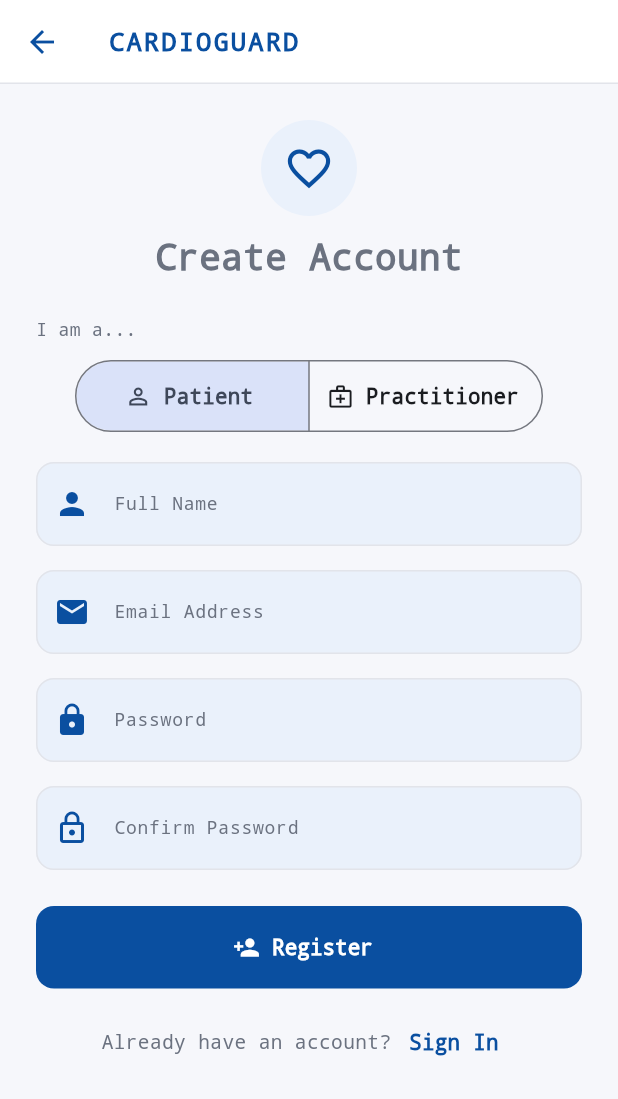
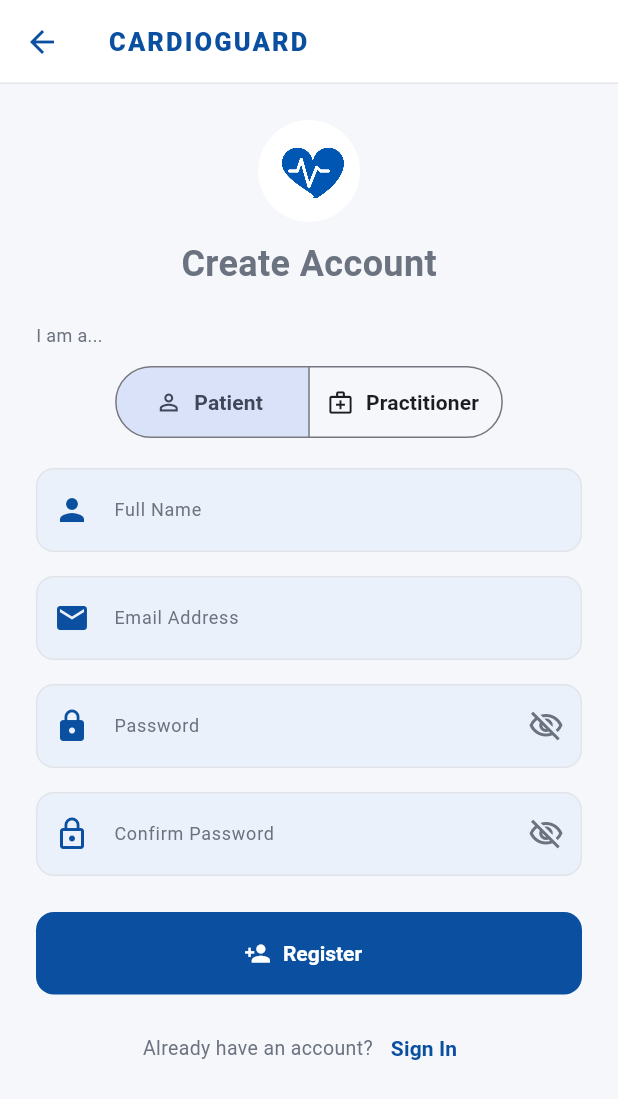
Before and after one commit to mothercoconuts93/HeartDiseasePredictionFYP, a Flutter app: the screen it shows after launch, after a tap on "Create account", on a phone screen of 412 x 824 dp. Shown: the top 1099 px of the screen. Run offline on Flutter 3.47's test engine with Material 3 defaults, Android fonts, the phone set to English and light mode, and no system bars; our stand-ins replace cloud_firestore, firebase_auth, firebase_core; accounts and stored records are empty.

Commit message:
Finalize UI, branding, prediction history, and testing updates

```diff
--- a/flutter_app/lib/screens/auth/login_screen.dart
+++ b/flutter_app/lib/screens/auth/login_screen.dart
@@ -5,6 +5,7 @@ import '../../providers/auth_provider.dart';
 import '../../widgets/custom_button.dart';
 import '../../widgets/custom_textfield.dart';
 import '../../widgets/loading_indicator.dart';
+import '../../widgets/cardio_guard_logo.dart';
 import 'forgot_password_screen.dart';
 import 'register_screen.dart';
 import '../patient/patient_home_screen.dart';
@@ -91,19 +92,7 @@ class _LoginScreenState extends State<LoginScreen> {
                               children: [
                                 const SizedBox(height: 30),
 
-                                Container(
-                                  width: 72,
-                                  height: 72,
-                                  decoration: const BoxDecoration(
-                                    color: AppTheme.lightBlue,
-                                    shape: BoxShape.circle,
-                                  ),
-                                  child: const Icon(
-                                    Icons.monitor_heart_outlined,
-                                    size: 40,
-                                    color: AppTheme.primary,
-                                  ),
-                                ),
+                                const CardioGuardLogo(size: 76),
 
                                 const SizedBox(height: 20),
 
@@ -146,10 +135,13 @@ class _LoginScreenState extends State<LoginScreen> {
                                   icon: Icons.lock,
                                   obscureText: obscurePassword,
                                   suffixIcon: IconButton(
+                                    tooltip: obscurePassword
+                                        ? 'Show password'
+                                        : 'Hide password',
                                     icon: Icon(
                                       obscurePassword
-                                          ? Icons.visibility_off
-                                          : Icons.visibility,
+                                          ? Icons.visibility_off_outlined
+                                          : Icons.visibility_outlined,
                                     ),
                                     onPressed: () {
                                       setState(() {
--- a/flutter_app/lib/screens/auth/register_screen.dart
+++ b/flutter_app/lib/screens/auth/register_screen.dart
@@ -5,6 +5,7 @@ import '../../providers/auth_provider.dart';
 import '../../widgets/custom_button.dart';
 import '../../widgets/custom_textfield.dart';
 import '../../widgets/loading_indicator.dart';
+import '../../widgets/cardio_guard_logo.dart';
 import '../patient/patient_home_screen.dart';
 import '../practitioner/practitioner_home_screen.dart';
 import '../../themes/app_theme.dart';
@@ -23,6 +24,8 @@ class _RegisterScreenState extends State<RegisterScreen> {
   final confirmPasswordController = TextEditingController();
 
   String selectedRole = 'Patient';
+  bool obscurePassword = true;
+  bool obscureConfirmPassword = true;
 
   @override
   void dispose() {
@@ -106,19 +109,7 @@ class _RegisterScreenState extends State<RegisterScreen> {
                 padding: EdgeInsets.fromLTRB(24, 24, 24, bottomInset + 40),
                 child: Column(
                   children: [
-                    Container(
-                      width: 64,
-                      height: 64,
-                      decoration: const BoxDecoration(
-                        color: AppTheme.lightBlue,
-                        shape: BoxShape.circle,
-                      ),
-                      child: const Icon(
-                        Icons.favorite_border,
-                        size: 34,
-                        color: AppTheme.primary,
-                      ),
-                    ),
+                    const CardioGuardLogo(size: 68),
                     const SizedBox(height: 10),
                     const Text(
                       'Create Account',
@@ -185,7 +176,22 @@ class _RegisterScreenState extends State<RegisterScreen> {
                       label: 'Password',
                       controller: passwordController,
                       icon: Icons.lock,
-                      obscureText: true,
+                      obscureText: obscurePassword,
+                      suffixIcon: IconButton(
+                        tooltip: obscurePassword
+                            ? 'Show password'
+                            : 'Hide password',
+                        icon: Icon(
+                          obscurePassword
+                              ? Icons.visibility_off_outlined
+                              : Icons.visibility_outlined,
+                        ),
+                        onPressed: () {
+                          setState(() {
+                            obscurePassword = !obscurePassword;
+                          });
+                        },
+                      ),
                     ),
 
                     const SizedBox(height: 16),
@@ -194,7 +200,22 @@ class _RegisterScreenState extends State<RegisterScreen> {
                       label: 'Confirm Password',
                       controller: confirmPasswordController,
                       icon: Icons.lock_outline,
-                      obscureText: true,
+                      obscureText: obscureConfirmPassword,
+                      suffixIcon: IconButton(
+                        tooltip: obscureConfirmPassword
+                            ? 'Show confirm password'
+                            : 'Hide confirm password',
+                        icon: Icon(
+                          obscureConfirmPassword
+                              ? Icons.visibility_off_outlined
+                              : Icons.visibility_outlined,
+                        ),
+                        onPressed: () {
+                          setState(() {
+                            obscureConfirmPassword = !obscureConfirmPassword;
+                          });
+                        },
+                      ),
                     ),
 
                     const SizedBox(height: 24),
--- a/flutter_app/lib/screens/patient/history_screen.dart
+++ b/flutter_app/lib/screens/patient/history_screen.dart
@@ -168,6 +168,7 @@ class _HistoryScreenState extends State<HistoryScreen> {
                                   Text(
                                     '${item.probability.toStringAsFixed(2)}%',
                                     style: TextStyle(
+                                      fontFamily: 'monospace',
                                       color: color,
                                       fontWeight: FontWeight.bold,
                                       fontSize: 18,
--- a/flutter_app/lib/screens/patient/prediction_detail_screen.dart
+++ b/flutter_app/lib/screens/patient/prediction_detail_screen.dart
@@ -60,6 +60,7 @@ class PredictionDetailScreen extends StatelessWidget {
                       Text(
                         '${prediction.probability.toStringAsFixed(2)}%',
                         style: TextStyle(
+                          fontFamily: 'monospace',
                           color: _riskColor,
                           fontSize: 24,
                           fontWeight: FontWeight.w800,
@@ -114,7 +115,11 @@ class PredictionDetailScreen extends StatelessWidget {
           const SizedBox(height: 18),
           SelectableText(
             'Reference: ${prediction.predictionId}',
-            style: const TextStyle(fontSize: 10, color: AppTheme.textSecondary),
+            style: const TextStyle(
+              fontFamily: 'monospace',
+              fontSize: 10,
+              color: AppTheme.textSecondary,
+            ),
           ),
         ],
       ),
--- a/flutter_app/lib/screens/patient/result_screen.dart
+++ b/flutter_app/lib/screens/patient/result_screen.dart
@@ -86,6 +86,7 @@ class ResultScreen extends StatelessWidget {
                     Text(
                       '${probability.toStringAsFixed(2)}%',
                       style: const TextStyle(
+                        fontFamily: 'monospace',
                         fontSize: 36,
                         fontWeight: FontWeight.bold,
                       ),
--- a/flutter_app/lib/screens/practitioner/practitioner_history_screen.dart
+++ b/flutter_app/lib/screens/practitioner/practitioner_history_screen.dart
@@ -139,6 +139,7 @@ class PractitionerHistoryScreen extends StatelessWidget {
                                   trailing: Text(
                                     '${prediction.probability.toStringAsFixed(1)}%',
                                     style: TextStyle(
+                                      fontFamily: 'monospace',
                                       color: color,
                                       fontSize: 17,
                                       fontWeight: FontWeight.w800,
--- a/flutter_app/lib/screens/practitioner/practitioner_home_screen.dart
+++ b/flutter_app/lib/screens/practitioner/practitioner_home_screen.dart
@@ -44,6 +44,7 @@ class PractitionerHomeScreen extends StatelessWidget {
                 Text(
                   value,
                   style: const TextStyle(
+                    fontFamily: 'monospace',
                     fontSize: 22,
                     fontWeight: FontWeight.bold,
                   ),
--- a/flutter_app/lib/screens/splash/splash_screen.dart
+++ b/flutter_app/lib/screens/splash/splash_screen.dart
@@ -2,6 +2,7 @@ import 'package:flutter/material.dart';
 
 import '../auth/login_screen.dart';
 import '../../themes/app_theme.dart';
+import '../../widgets/cardio_guard_logo.dart';
 
 class SplashScreen extends StatefulWidget {
   const SplashScreen({super.key});
@@ -38,7 +39,7 @@ class _SplashScreenState extends State<SplashScreen> {
           child: Column(
             mainAxisAlignment: MainAxisAlignment.center,
             children: const [
-              Icon(Icons.monitor_heart_outlined, color: Colors.white, size: 95),
+              CardioGuardLogo(size: 108),
               SizedBox(height: 20),
               Text(
                 'CARDIOGUARD',
--- a/flutter_app/lib/themes/app_theme.dart
+++ b/flutter_app/lib/themes/app_theme.dart
@@ -34,38 +34,29 @@ class AppTheme {
         error: danger,
       ),
       textTheme: base.textTheme
-          .apply(
-            fontFamily: 'monospace',
-            bodyColor: textPrimary,
-            displayColor: textPrimary,
-          )
+          .apply(bodyColor: textPrimary, displayColor: textPrimary)
           .copyWith(
             headlineSmall: const TextStyle(
-              fontFamily: 'monospace',
               fontSize: 23,
               fontWeight: FontWeight.w700,
               color: textPrimary,
             ),
             titleLarge: const TextStyle(
-              fontFamily: 'monospace',
               fontSize: 20,
               fontWeight: FontWeight.w700,
               color: textPrimary,
             ),
             titleMedium: const TextStyle(
-              fontFamily: 'monospace',
               fontSize: 15,
               fontWeight: FontWeight.w600,
               color: textPrimary,
             ),
             bodyMedium: const TextStyle(
-              fontFamily: 'monospace',
               fontSize: 13,
               color: textSecondary,
               height: 1.45,
             ),
             labelLarge: const TextStyle(
-              fontFamily: 'monospace',
               fontSize: 14,
               fontWeight: FontWeight.w600,
             ),
@@ -79,7 +70,6 @@ class AppTheme {
         scrolledUnderElevation: 0,
         shape: Border(bottom: BorderSide(color: border)),
         titleTextStyle: TextStyle(
-          fontFamily: 'monospace',
           color: primary,
           fontSize: 17,
           fontWeight: FontWeight.w800,
@@ -93,11 +83,7 @@ class AppTheme {
           minimumSize: const Size(double.infinity, 54),
           elevation: 0,
           shape: const RoundedRectangleBorder(borderRadius: radius),
-          textStyle: const TextStyle(
-            fontFamily: 'monospace',
-            fontSize: 14,
-            fontWeight: FontWeight.w700,
-          ),
+          textStyle: const TextStyle(fontSize: 14, fontWeight: FontWeight.w700),
         ),
       ),
       outlinedButtonTheme: OutlinedButtonThemeData(
@@ -106,11 +92,7 @@ class AppTheme {
           minimumSize: const Size(double.infinity, 54),
           side: const BorderSide(color: primary),
           shape: const RoundedRectangleBorder(borderRadius: radius),
-          textStyle: const TextStyle(
-            fontFamily: 'monospace',
-            fontSize: 14,
-            fontWeight: FontWeight.w700,
-          ),
+          textStyle: const TextStyle(fontSize: 14, fontWeight: FontWeight.w700),
         ),
       ),
       inputDecorationTheme: const InputDecorationTheme(
@@ -150,18 +132,13 @@ class AppTheme {
         indicatorColor: lightBlue,
         elevation: 0,
         height: 70,
-        labelTextStyle: WidgetStatePropertyAll(
-          TextStyle(fontFamily: 'monospace', fontSize: 11),
-        ),
+        labelTextStyle: WidgetStatePropertyAll(TextStyle(fontSize: 11)),
         iconTheme: WidgetStatePropertyAll(IconThemeData(color: primary)),
       ),
       dividerTheme: const DividerThemeData(color: border, thickness: 1),
       snackBarTheme: const SnackBarThemeData(
         backgroundColor: textPrimary,
-        contentTextStyle: TextStyle(
-          fontFamily: 'monospace',
-          color: Colors.white,
-        ),
+        contentTextStyle: TextStyle(color: Colors.white),
         behavior: SnackBarBehavior.floating,
       ),
       progressIndicatorTheme: const ProgressIndicatorThemeData(color: primary),
--- /dev/null
+++ b/flutter_app/lib/widgets/cardio_guard_logo.dart
@@ -0,0 +1,37 @@
+import 'package:flutter/material.dart';
+
+class CardioGuardLogo extends StatelessWidget {
+  final double size;
+  final bool includeBackground;
+
+  const CardioGuardLogo({
+    super.key,
+    this.size = 72,
+    this.includeBackground = true,
+  });
+
+  @override
+  Widget build(BuildContext context) {
+    final image = Image.asset(
+      'assets/images/cardioguard_logo.png',
+      width: size,
+      height: size,
+      fit: BoxFit.contain,
+      semanticLabel: 'CardioGuard heart logo',
+      filterQuality: FilterQuality.high,
+    );
+
+    if (!includeBackground) return image;
+
+    return Container(
+      width: size,
+      height: size,
+      padding: EdgeInsets.all(size * 0.12),
+      decoration: const BoxDecoration(
+        color: Colors.white,
+        shape: BoxShape.circle,
+      ),
+      child: image,
+    );
+  }
+}
--- a/flutter_app/lib/widgets/risk_gradient_bar.dart
+++ b/flutter_app/lib/widgets/risk_gradient_bar.dart
@@ -80,6 +80,7 @@ class RiskGradientBar extends StatelessWidget {
                           '${probability.clamp(0, 100).toStringAsFixed(0)}%',
                           textAlign: TextAlign.center,
                           style: const TextStyle(
+                            fontFamily: 'monospace',
                             fontSize: 11,
                             fontWeight: FontWeight.w700,
                           ),
```
Also changed, not shown: flutter_app/pubspec.yaml (+21 -0 lines), flutter_app/assets/images/cardioguard_logo.png (added), flutter_app/pubspec.lock, 19 other files.
